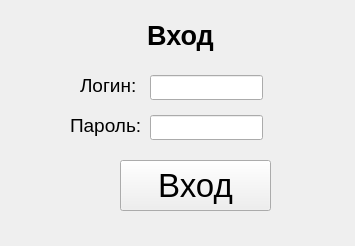
Above: loginUI.ui from OverHome/Agrant before the change. Below: the same form after it.
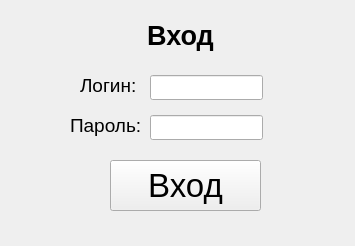
That is the form after the change.

Patch:
```diff
--- a/loginUI.ui
+++ b/loginUI.ui
@@ -114,7 +114,7 @@
   <widget class="QPushButton" name="enterButton">
    <property name="geometry">
     <rect>
-     <x>120</x>
+     <x>110</x>
      <y>160</y>
      <width>151</width>
      <height>51</height>
@@ -132,9 +132,9 @@
   <widget class="QLabel" name="error_label">
    <property name="geometry">
     <rect>
-     <x>110</x>
+     <x>10</x>
      <y>220</y>
-     <width>171</width>
+     <width>341</width>
      <height>21</height>
     </rect>
    </property>
@@ -146,6 +146,9 @@
    <property name="text">
     <string/>
    </property>
+   <property name="alignment">
+    <set>Qt::AlignCenter</set>
+   </property>
   </widget>
  </widget>
  <resources/>
```
